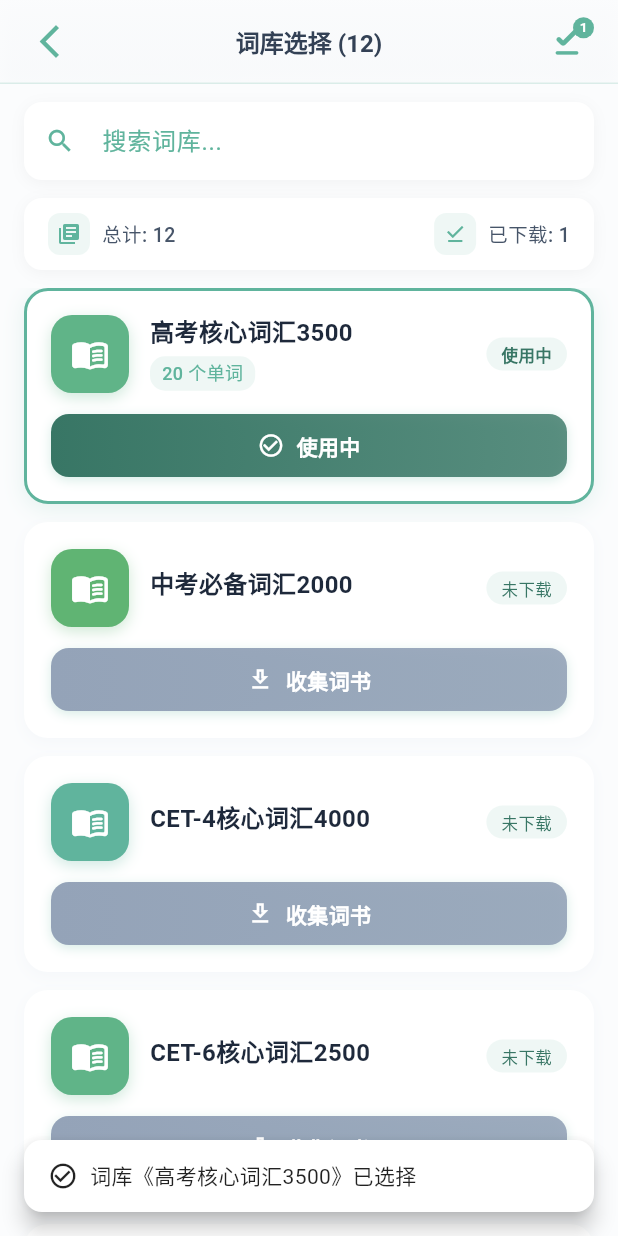
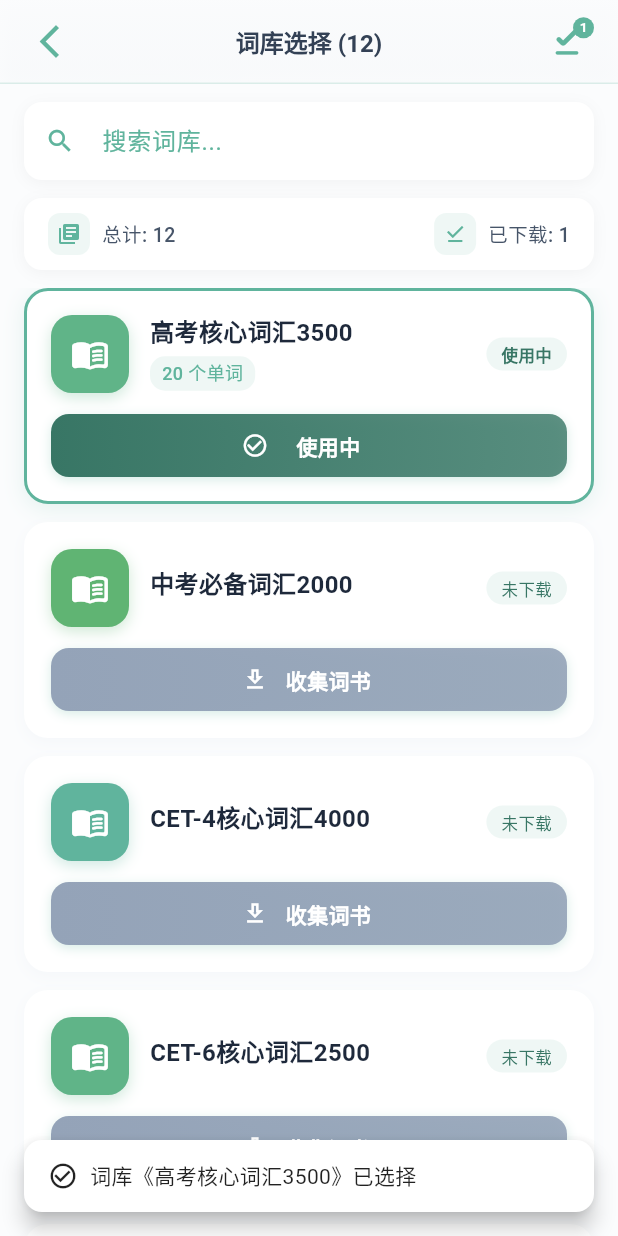
Before and after one commit to mikufoxxx/WordFlow, a Flutter app: the LibraryPage screen opened by its route, after a tap on "高考核心词汇3500", on a phone screen of 412 x 824 dp. Run offline on Flutter 3.47's test engine with Material 3 defaults, Android fonts, the phone set to English and light mode, and no system bars; our stand-ins replace audioplayers, device_info_plus, dio, file_picker, fl_chart, flutter_markdown and 4 more; missing offline and left inert: lordicon; accounts and stored records are empty; network calls fail.

```diff
--- a/lib/pages/library_page.dart
+++ b/lib/pages/library_page.dart
@@ -1312,7 +1312,7 @@ class _LibraryPageState extends State<LibraryPage>
       case WordBookStatus.notDownloaded:
         return Container(
           width: double.infinity,
-          constraints: const BoxConstraints(minHeight: 42),
+          height: 42, // 固定高度，避免抖动
           decoration: BoxDecoration(
             gradient: LinearGradient(
               colors: [
@@ -1342,21 +1342,30 @@ class _LibraryPageState extends State<LibraryPage>
               child: Center(
                 child: Row(
                   mainAxisAlignment: MainAxisAlignment.center,
-                  children: [
-                    const Icon(
+                  mainAxisSize: MainAxisSize.min, // 防止内容撑开
+                  children: [
+                    const SizedBox(
+                      width: 18,
+                      height: 18,
+                      child: Icon(
                         Icons.download_outlined,
                         color: Colors.white,
                         size: 18,
                       ),
+                    ),
                     const SizedBox(width: 8),
-                    const OptimizedText(
+                    const SizedBox(
+                      width: 64, // 固定文本宽度
+                      child: OptimizedText(
                         '收集词书',
+                        textAlign: TextAlign.center,
                         style: TextStyle(
                           color: Colors.white,
                           fontSize: 14,
                           fontWeight: FontWeight.w600,
                         ),
                       ),
+                    ),
                   ],
                 ),
               ),
@@ -1367,7 +1376,7 @@ class _LibraryPageState extends State<LibraryPage>
       case WordBookStatus.downloading:
         return Container(
           width: double.infinity,
-          constraints: const BoxConstraints(minHeight: 42),
+          height: 42, // 固定高度，避免抖动
           decoration: BoxDecoration(
             color: AppTheme.accentGreen.withOpacity(0.6),
             borderRadius: BorderRadius.circular(12),
@@ -1386,6 +1395,7 @@ class _LibraryPageState extends State<LibraryPage>
           child: Center(
             child: Row(
               mainAxisAlignment: MainAxisAlignment.center,
+              mainAxisSize: MainAxisSize.min, // 防止内容撑开
               children: [
                 SizedBox(
                   width: 18,
@@ -1395,15 +1405,19 @@ class _LibraryPageState extends State<LibraryPage>
                     valueColor: const AlwaysStoppedAnimation<Color>(Colors.white),
                   ),
                 ),
-                const SizedBox(width: 10),
-                OptimizedText(
+                const SizedBox(width: 8),
+                const SizedBox(
+                  width: 128, // 固定文本宽度
+                  child: OptimizedText(
                     '收集中...',
+                    textAlign: TextAlign.center,
                     style: TextStyle(
                       color: Colors.white,
                       fontSize: 14,
                       fontWeight: FontWeight.w600,
                     ),
                   ),
+                ),
               ],
             ),
           ),
@@ -1412,10 +1426,10 @@ class _LibraryPageState extends State<LibraryPage>
       case WordBookStatus.downloaded:
         return Container(
           width: double.infinity,
-          constraints: const BoxConstraints(minHeight: 42),
+          height: 42, // 固定高度，避免抖动
           decoration: BoxDecoration(
             color: AppTheme.accentGreen.withOpacity(0.6),
-            borderRadius: BorderRadius.circular(12), // 从16减少到12
+            borderRadius: BorderRadius.circular(12),
             boxShadow: Theme.of(context).brightness == Brightness.dark
                 ? null
                 : [
@@ -1433,25 +1447,34 @@ class _LibraryPageState extends State<LibraryPage>
                 SoundService.playChooseBookSound();
                 _selectWordBook(item);
               },
-              borderRadius: BorderRadius.circular(12), // 从16减少到12
+              borderRadius: BorderRadius.circular(12),
               child: Center(
                 child: Row(
                   mainAxisAlignment: MainAxisAlignment.center,
-                  children: [
-                    const Icon(
+                  mainAxisSize: MainAxisSize.min, // 防止内容撑开
+                  children: [
+                    const SizedBox(
+                      width: 18,
+                      height: 18,
+                      child: Icon(
                         Icons.touch_app_rounded,
                         color: Colors.white,
                         size: 18,
                       ),
+                    ),
                     const SizedBox(width: 8),
-                    const OptimizedText(
+                    const SizedBox(
+                      width: 64, // 固定文本宽度
+                      child: OptimizedText(
                         '选择词书',
+                        textAlign: TextAlign.center,
                         style: TextStyle(
                           color: Colors.white,
                           fontSize: 14,
                           fontWeight: FontWeight.w600,
                         ),
                       ),
+                    ),
                   ],
                 ),
               ),
@@ -1462,7 +1485,7 @@ class _LibraryPageState extends State<LibraryPage>
       case WordBookStatus.selected:
         return Container(
           width: double.infinity,
-          constraints: const BoxConstraints(minHeight: 42),
+          height: 42, // 固定高度，避免抖动
           decoration: BoxDecoration(
             gradient: LinearGradient(
               colors: [
@@ -1484,21 +1507,30 @@ class _LibraryPageState extends State<LibraryPage>
           child: Center(
             child: Row(
               mainAxisAlignment: MainAxisAlignment.center,
-              children: [
-                const Icon(
+              mainAxisSize: MainAxisSize.min, // 防止内容撑开
+              children: [
+                const SizedBox(
+                  width: 18,
+                  height: 18,
+                  child: Icon(
                     Icons.check_circle_outline,
                     color: Colors.white,
                     size: 18,
                   ),
+                ),
                 const SizedBox(width: 8),
-                const OptimizedText(
+                const SizedBox(
+                  width: 64, // 固定文本宽度
+                  child: OptimizedText(
                     '使用中',
+                    textAlign: TextAlign.center,
                     style: TextStyle(
                       color: Colors.white,
                       fontSize: 14,
                       fontWeight: FontWeight.w700,
                     ),
                   ),
+                ),
               ],
             ),
           ),
@@ -1507,7 +1539,7 @@ class _LibraryPageState extends State<LibraryPage>
       case WordBookStatus.error:
         return Container(
           width: double.infinity,
-          height: 42,
+          height: 42, // 固定高度，避免抖动
           decoration: BoxDecoration(
             gradient: LinearGradient(
               colors: [
@@ -1538,19 +1570,28 @@ class _LibraryPageState extends State<LibraryPage>
               child: Center(
                 child: Row(
                   mainAxisAlignment: MainAxisAlignment.center,
-                  children: [
-                    const Icon(
+                  mainAxisSize: MainAxisSize.min, // 防止内容撑开
+                  children: [
+                    const SizedBox(
+                      width: 18,
+                      height: 18,
+                      child: Icon(
                         Icons.refresh,
                         color: Colors.white,
                         size: 18,
                       ),
+                    ),
                     const SizedBox(width: 8),
-                    const OptimizedText(
+                    const SizedBox(
+                      width: 64, // 固定文本宽度
+                      child: OptimizedText(
                         '重试下载',
+                        textAlign: TextAlign.center,
                         style: TextStyle(
                           color: Colors.white,
                           fontSize: 14,
                           fontWeight: FontWeight.w600,
+                        ),
                       ),
                     ),
                   ],
```
Lines whose indentation alone changed are shown as unchanged.
